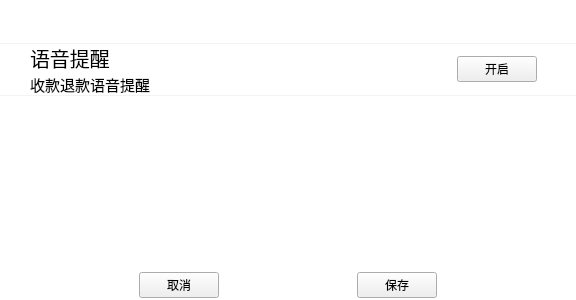
CodePeasant3/IPAY, file View/remindersetting.ui: the form before one commit.
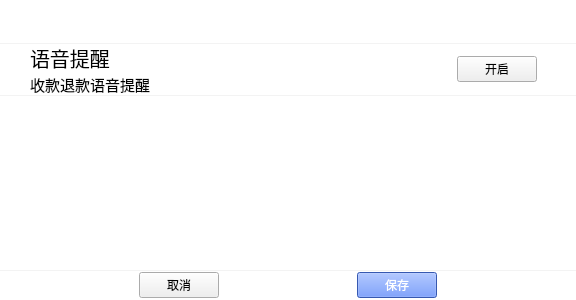
The form after the commit.

Diff of the .ui file:
```diff
--- a/View/remindersetting.ui
+++ b/View/remindersetting.ui
@@ -25,6 +25,11 @@
 border-bottom: 1px solid rgba(243, 243, 243, 1);;
 background-color: white;
 
+}
+
+#widget_15{
+border-top: 1px solid rgba(243, 243, 243, 1);
+
 }</string>
   </property>
   <layout class="QVBoxLayout" name="verticalLayout" stretch="9,1">
@@ -202,6 +207,19 @@
    </item>
    <item>
     <widget class="QWidget" name="widget_15" native="true">
+     <property name="styleSheet">
+      <string notr="true">#pushButton_save{
+color: white;
+background-color: #4B7BF7;
+
+}
+
+#pushButton_save:pressed{
+color: black;
+background-color: white;
+border: 1px solid #dbdbdb;
+}</string>
+     </property>
      <layout class="QHBoxLayout" name="horizontalLayout_7">
       <property name="spacing">
        <number>0</number>
```
